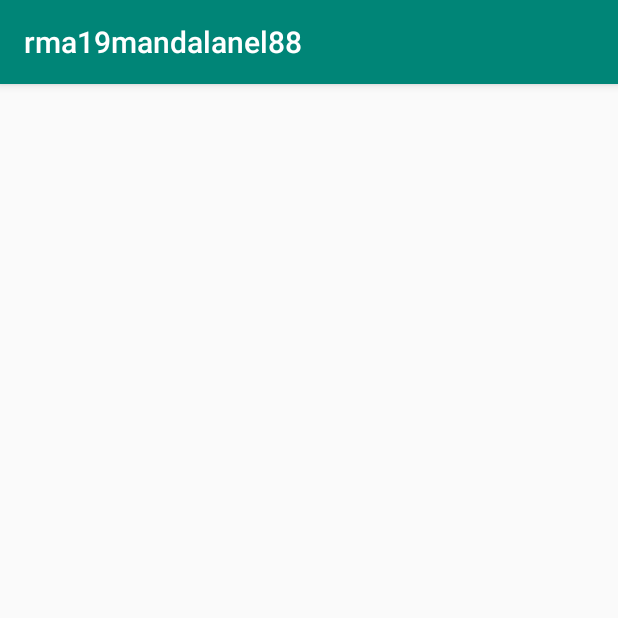
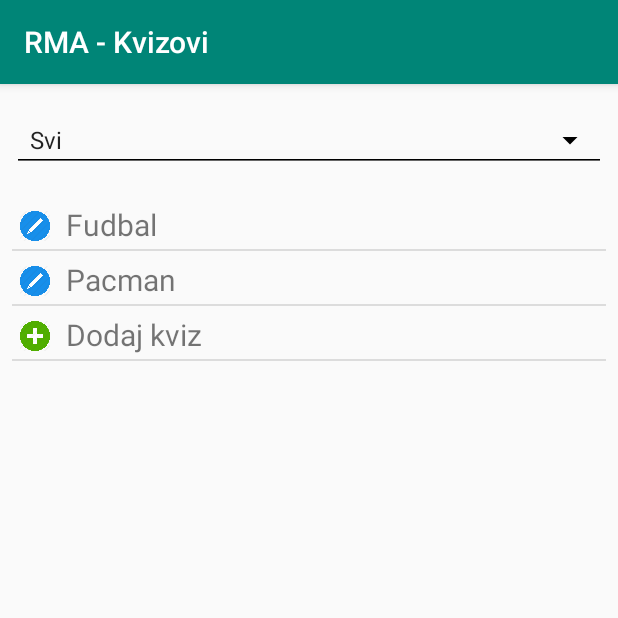
Before and after one commit to mand0ne/android-quiz-app, an Android app: the screen it shows after launch (KvizoviAkt), on a phone screen of 412 x 824 dp, the top half of it. Run offline under Robolectric (Android 15) with nearby library versions, the phone set to English and light mode, and no system bars.

Commit message:
Implementacija Parcelable za klase i KvizoviAkt aktivnosti.

```diff
--- a/app/src/main/AndroidManifest.xml
+++ b/app/src/main/AndroidManifest.xml
@@ -9,6 +9,7 @@
         android:roundIcon="@mipmap/ic_launcher_round"
         android:supportsRtl="true"
         android:theme="@style/AppTheme">
+        <activity android:name=".aktivnosti.DodajKvizAkt"></activity>
         <activity android:name=".aktivnosti.KvizoviAkt">
             <intent-filter>
                 <action android:name="android.intent.action.MAIN" />
--- a/app/src/main/java/ba/unsa/etf/rma/aktivnosti/KvizoviAkt.java
+++ b/app/src/main/java/ba/unsa/etf/rma/aktivnosti/KvizoviAkt.java
@@ -1,15 +1,173 @@
 package ba.unsa.etf.rma.aktivnosti;
 
+import android.content.Context;
+import android.content.Intent;
+import android.support.annotation.Nullable;
 import android.support.v7.app.AppCompatActivity;
 import android.os.Bundle;
+import android.view.View;
+import android.widget.AdapterView;
+import android.widget.ArrayAdapter;
+import android.widget.ListView;
+import android.widget.Spinner;
+
+import java.util.ArrayList;
 
 import ba.unsa.etf.rma.R;
+import ba.unsa.etf.rma.klase.CustomAdapter;
+import ba.unsa.etf.rma.klase.Kategorija;
+import ba.unsa.etf.rma.klase.Kviz;
+import ba.unsa.etf.rma.klase.Pitanje;
 
 public class KvizoviAkt extends AppCompatActivity {
+
+    private Context context;
+    private ListView lvKvizovi;
+    private Spinner spPostojeceKategorije;
+    private View lvFooterView;
+
+    private ArrayList<Kategorija> kategorije = new ArrayList<>();
+    private ArrayList<Kviz> kvizovi = new ArrayList<>();
+
+    private ArrayAdapter<Kategorija> sAdapter = null;   // Basic adapter za spiner
+    private CustomAdapter adapter = null;
 
     @Override
     protected void onCreate(Bundle savedInstanceState) {
         super.onCreate(savedInstanceState);
         setContentView(R.layout.activity_kvizovi_akt);
+        context = this;
+
+        lvKvizovi = findViewById(R.id.lvKvizovi);
+        spPostojeceKategorije = findViewById(R.id.spPostojeceKategorije);
+
+        initialize();
+        popuniKategorije();
+        popuniKvizove();
+
+        sAdapter = new ArrayAdapter<>(context, android.R.layout.simple_spinner_item, kategorije);
+        sAdapter.setDropDownViewResource(android.R.layout.simple_spinner_dropdown_item);
+        spPostojeceKategorije.setAdapter(sAdapter);
+
+
+
+        // Klik na zadnji element liste koji je za dodavanje novog kviza
+        lvFooterView.setOnClickListener(new View.OnClickListener() {
+                                            @Override
+                                            public void onClick(View v) {
+                                                Intent intent = new Intent(context, DodajKvizAkt.class);
+                                                intent.putExtra("mode", "add");
+                                                intent.putExtra("kategorije", kategorije);
+                                                intent.putExtra("kvizovi", kvizovi);
+                                                startActivityForResult(intent, 1);
+                                            }
+                                        }
+        );
+
+        lvKvizovi.setOnItemClickListener(new AdapterView.OnItemClickListener() {
+            @Override
+            public void onItemClick(AdapterView<?> parent, View view, int position, long id) {
+                if (lvKvizovi.getAdapter().getCount() > 0) {
+
+                    Intent intent = new Intent(context, DodajKvizAkt.class);
+                    intent.putExtra("mode", "change");
+                    intent.putExtra("kategorije", kategorije);
+                    intent.putExtra("kvizovi", kvizovi);
+                    intent.putExtra("index", position);
+                    intent.putExtra("kategorijaIndex", Integer.valueOf(kvizovi.get(position).getKategorija().getId().substring(4)));
+                    intent.putExtra("kviz", kvizovi.get(position));
+
+                    startActivityForResult(intent, 1);
+                }
+            }
+        });
+
+        spPostojeceKategorije.setOnItemSelectedListener(new AdapterView.OnItemSelectedListener() {
+            @Override
+            public void onItemSelected(AdapterView<?> parent, View view, int position, long id) {
+                Kategorija ka = (Kategorija) spPostojeceKategorije.getSelectedItem();
+
+                if (ka != null) {
+                    if (ka.getId().equals("CSVI00"))
+                        adapter.setList(kvizovi);
+
+                    else {
+                        ArrayList<Kviz> newKvizovi = new ArrayList<>();
+                        for (Kviz k : kvizovi)
+                            if (k.getKategorija() != null && k.getKategorija().getNaziv().equals(ka.getNaziv())
+                                    || ka.getId().equals("CSVI00"))
+                                newKvizovi.add(k);
+
+                        adapter.setList(newKvizovi);
+                    }
+
+                    adapter.notifyDataSetChanged();
+                }
+            }
+
+
+            @Override
+            public void onNothingSelected(AdapterView<?> parent) {
+                spPostojeceKategorije.setSelection(0);
+            }
+        });
+
     }
+
+    @Override
+    protected void onActivityResult(int requestCode, int resultCode, @Nullable Intent data) {
+        if (data != null) {
+            Kviz novi = (Kviz) data.getSerializableExtra("kviz");
+            if(data.getStringExtra("mode").equals("change"))
+                kvizovi.set(data.getIntExtra("index", 0), novi);
+            else
+                kvizovi.add(novi);
+        }
+
+        adapter.notifyDataSetChanged();
+
+    }
+
+    private void initialize() {
+        // Za spiner
+        kategorije.add(new Kategorija("Svi", "CSVI00")); // Univerzalna kategorija
+
+        // Za ListView
+        adapter = new CustomAdapter(context, kvizovi, getResources());
+        lvKvizovi.setAdapter(adapter);
+        lvKvizovi.addFooterView(lvFooterView = adapter.getFooterView(lvKvizovi, "Dodaj kviz"));
+    }
+
+
+    private void popuniKategorije() {
+        kategorije.add(new Kategorija("Sport", "QSPO1"));
+        kategorije.add(new Kategorija("Igre", "QIGR2"));
+        /*kategorije.add(new Kategorija("Matematika","MAT3"));
+        kategorije.add(new Kategorija("Historija","HIST4"));
+        kategorije.add(new Kategorija("Geografija","GEO5"));*/
+    }
+
+    private void popuniKvizove() {
+        ArrayList<Pitanje> pitanja = new ArrayList<>();
+        pitanja.add(new Pitanje("Barcelona", "Barcelona klub iz?", "Spanija"));
+        pitanja.get(0).getOdgovori().add("Spanija");
+        pitanja.get(0).getOdgovori().add("Francuska");
+        pitanja.get(0).getOdgovori().add("Italija");
+
+
+        ArrayList<Pitanje> pitanja2 = new ArrayList<>();
+        pitanja2.add(new Pitanje("Pacman", "Koje boje?", "Žuta"));
+        pitanja2.get(0).getOdgovori().add("Žuta");
+        pitanja2.get(0).getOdgovori().add("Zelena");
+        pitanja2.get(0).getOdgovori().add("Crvena");
+
+
+        Kviz k = new Kviz("Fudbal", pitanja, kategorije.get(1));
+        kvizovi.add(k);
+
+        Kviz k2 = new Kviz("Pacman", pitanja2, kategorije.get(2));
+        kvizovi.add(k2);
+    }
+
+
 }
--- /dev/null
+++ b/app/src/main/java/ba/unsa/etf/rma/klase/CustomAdapter.java
@@ -0,0 +1,68 @@
+package ba.unsa.etf.rma.klase;
+
+import android.content.Context;
+import android.content.res. Resources;
+import android.support.annotation.NonNull;
+import android.support.annotation.Nullable;
+import android.view.LayoutInflater;
+import android.view.View;
+import android.view.ViewGroup;
+import android.widget.ArrayAdapter;
+import android.widget.ImageView;
+import android.widget.TextView;
+import java.util.ArrayList;
+import java.util.List;
+import ba.unsa.etf.rma.R;
+
+public class CustomAdapter extends ArrayAdapter<Object> {
+
+    private Resources res;
+    private Context context;
+    private ArrayList<? extends Object> list;
+
+    public CustomAdapter(@NonNull Context context, ArrayList<? extends Object> list, Resources res) {
+        super(context, 0, (List<Object>) list);
+        this.context = context;
+        this.list = list;
+        this.res = res;
+    }
+
+    public void setList(ArrayList<? extends Object> list){
+        this.list = list;
+    }
+
+    @Override
+    public int getCount() {
+        return list != null? list.size() : 0;
+    }
+
+    @Override
+    public View getView(int position, @Nullable View convertView, @NonNull ViewGroup parent) {
+        View listItem = convertView;
+
+        if (listItem == null)
+            listItem = LayoutInflater.from(context).inflate(R.layout.element_liste, parent, false);
+
+        if (list.get(position) instanceof Kviz) {
+            Kviz trenutniKviz = (Kviz) list.get(position);
+
+            String ikona = "quizico"; // trenutniKviz.getKategorija().getNaziv();
+
+            ImageView image = listItem.findViewById(R.id.ikona);
+            image.setImageResource(res.getIdentifier("ba.unsa.etf.rma:drawable/" + ikona, null, null));
+
+            ((TextView) listItem.findViewById(R.id.naziv)).setText(trenutniKviz.getNaziv());
+        }
+
+        return listItem;
+    }
+
+    public View getFooterView(ViewGroup parent, String text){
+        View fview = LayoutInflater.from(context).inflate(R.layout.element_liste, parent, false);
+        ((TextView) fview.findViewById(R.id.naziv)).setText(text);
+
+        return fview;
+    }
+
+
+}
--- a/app/src/main/res/layout/activity_kvizovi_akt.xml
+++ b/app/src/main/res/layout/activity_kvizovi_akt.xml
@@ -6,4 +6,39 @@
     android:layout_height="match_parent"
     tools:context=".aktivnosti.KvizoviAkt">
 
+    <Spinner
+        android:id="@+id/spPostojeceKategorije"
+        style="@style/Widget.AppCompat.Spinner.Underlined"
+        android:backgroundTint="#ff000000"
+        android:backgroundTintMode="src_in"
+        android:layout_width="0dp"
+        android:layout_height="wrap_content"
+        android:layout_marginStart="8dp"
+        android:layout_marginTop="16dp"
+        android:layout_marginEnd="8dp"
+
+        app:layout_constraintEnd_toEndOf="parent"
+        app:layout_constraintStart_toStartOf="parent"
+        app:layout_constraintTop_toTopOf="parent" />
+
+    <LinearLayout
+        android:id="@+id/linearLayout"
+        android:layout_width="0dp"
+        android:layout_height="0dp"
+        android:layout_marginStart="8dp"
+        android:layout_marginTop="16dp"
+        android:layout_marginEnd="8dp"
+        android:layout_marginBottom="16dp"
+        android:orientation="vertical"
+        app:layout_constraintBottom_toBottomOf="parent"
+        app:layout_constraintEnd_toEndOf="parent"
+        app:layout_constraintStart_toStartOf="parent"
+        app:layout_constraintTop_toBottomOf="@+id/spPostojeceKategorije">
+
+        <ListView
+            android:id="@+id/lvKvizovi"
+            android:layout_width="match_parent"
+            android:layout_height="match_parent" />
+    </LinearLayout>
+
 </android.support.constraint.ConstraintLayout>
--- /dev/null
+++ b/app/src/main/res/layout/element_liste.xml
@@ -0,0 +1,26 @@
+<?xml version="1.0" encoding="utf-8"?>
+<LinearLayout xmlns:android="http://schemas.android.com/apk/res/android"
+    xmlns:tools="http://schemas.android.com/tools"
+    android:id="@+id/linearLayout"
+    android:layout_width="match_parent"
+    android:layout_height="match_parent">
+
+    <ImageView
+        android:id="@+id/ikona"
+        android:layout_width="20dp"
+        android:layout_height="20dp"
+        android:layout_marginLeft="5dp"
+        android:layout_marginTop="10dp"
+        android:layout_marginRight="5dp"
+        android:layout_marginBottom="5dp"
+        android:contentDescription="@string/AddIcon"
+        android:src="@drawable/addico" />
+
+    <TextView
+        android:id="@+id/naziv"
+        android:layout_width="wrap_content"
+        android:layout_height="wrap_content"
+        android:layout_marginStart="5dp"
+        android:layout_marginTop="5dp"
+        android:textSize="20sp" />
+</LinearLayout>
```
Also changed, not shown: app/build.gradle (+5 -3 lines), app/src/main/java/ba/unsa/etf/rma/aktivnosti/DodajKvizAkt.java (added, +15 -0 lines), app/src/main/java/ba/unsa/etf/rma/klase/Kategorija.java (+32 -1 lines), app/src/main/java/ba/unsa/etf/rma/klase/Kviz.java (+35 -1 lines), app/src/main/java/ba/unsa/etf/rma/klase/Pitanje.java (+36 -1 lines), app/src/main/res/layout/activity_dodaj_kviz_akt.xml (added, +9 -0 lines), app/src/main/res/values/strings.xml (+12 -1 lines), app/src/main/res/drawable/addico.png (added), app/src/main/res/drawable/quizico.png (added).
